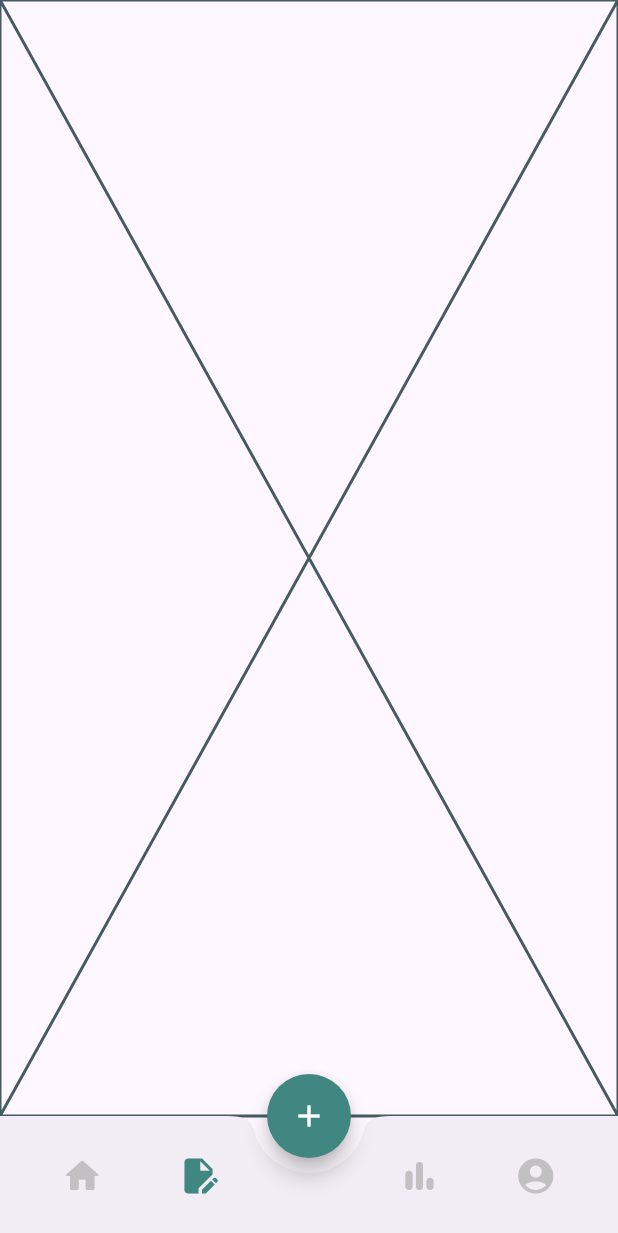
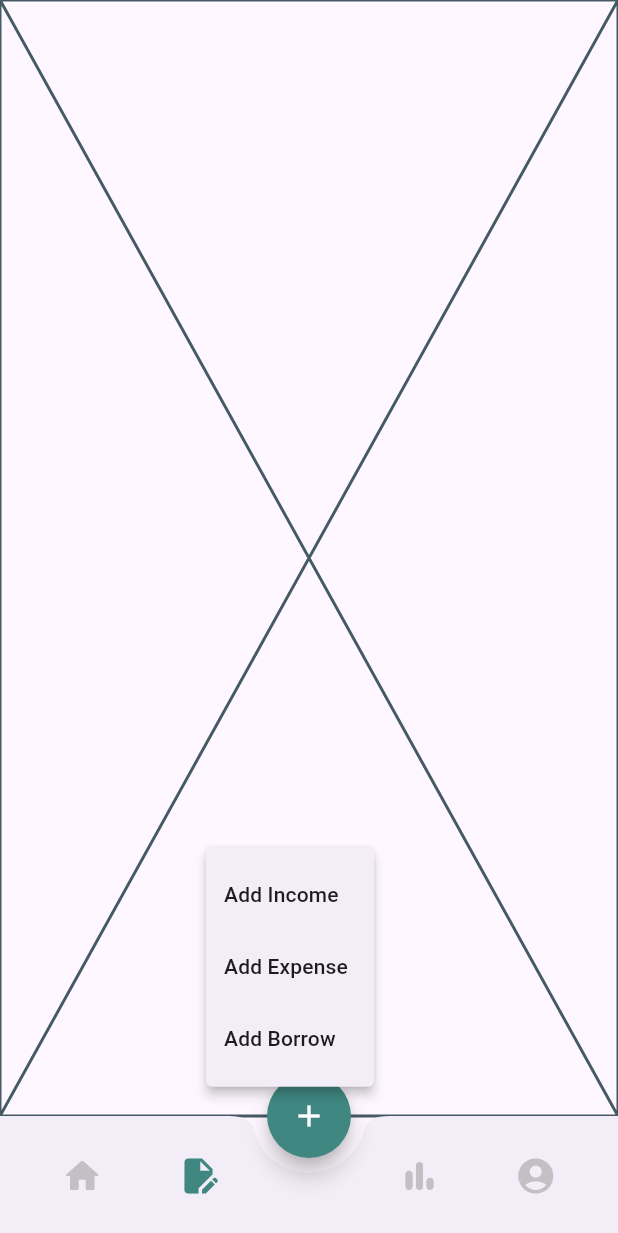
Before and after one commit to mdbappy21/Expense_Income, a Flutter app: the screen it shows after launch, item 2 of the bottom bar chosen, after a tap on the "add" icon, on a phone screen of 412 x 824 dp. Shown: the top 1233 px of the screen. Run offline on Flutter 3.47's test engine with Material 3 defaults, Android fonts, the phone set to English and light mode, and no system bars; our stand-ins replace get.

Commit message:
add income expense borrow design

```diff
--- a/lib/app.dart
+++ b/lib/app.dart
@@ -1,17 +1,46 @@
 import 'package:expense_income/presentation/ui/screen/main_bottom_nav_bar.dart';
 import 'package:flutter/material.dart';
+import 'package:get/get.dart';
+
+import 'presentation/ui/utils/app_colors.dart';
 
 class ExpenseIncome extends StatelessWidget {
   const ExpenseIncome({super.key});
 
   @override
   Widget build(BuildContext context) {
-    return MaterialApp(
+    return GetMaterialApp(
       debugShowCheckedModeBanner: false,
-      theme: ThemeData(
-        colorScheme: .fromSeed(seedColor: Colors.deepPurple),
-      ),
+      theme: _lightThemeData(),
       home: MainBottomNavBar(),
     );
   }
+
+  ThemeData _lightThemeData() => ThemeData(
+      brightness: Brightness.light,
+      inputDecorationTheme: InputDecorationTheme(
+        border: _outlineInputBorder(),
+        enabledBorder: _outlineInputBorder(Colors.teal),
+        filled: true,
+        fillColor: Colors.transparent,
+        focusedBorder: _outlineInputBorder(Colors.orange),
+        errorBorder: _outlineInputBorder(Colors.red),
+        hintStyle: const TextStyle(fontWeight: FontWeight.w400),
+      ),
+      elevatedButtonTheme: ElevatedButtonThemeData(
+        style: ElevatedButton.styleFrom(
+          backgroundColor: Colors.teal,
+          foregroundColor: Colors.black,
+          shape: RoundedRectangleBorder(borderRadius: BorderRadius.circular(24)),
+          fixedSize: const Size(double.maxFinite, 50),
+        ),
+      ),
+  );
+
+  OutlineInputBorder _outlineInputBorder([Color? color]) {
+    return OutlineInputBorder(
+      borderSide: BorderSide(color: color ?? AppColors.themeColor, width: 1.2),
+      borderRadius: BorderRadius.circular(8),
+    );
+  }
 }
--- a/lib/presentation/ui/screen/main_bottom_nav_bar.dart
+++ b/lib/presentation/ui/screen/main_bottom_nav_bar.dart
@@ -1,9 +1,13 @@
+import 'package:expense_income/presentation/ui/screen/add_borrow_screen.dart';
+import 'package:expense_income/presentation/ui/screen/add_expense_screen.dart';
+import 'package:expense_income/presentation/ui/screen/add_income_screen.dart';
 import 'package:expense_income/presentation/ui/screen/home_screen.dart';
 import 'package:expense_income/presentation/ui/screen/note_screen.dart';
 import 'package:expense_income/presentation/ui/screen/profile_screen.dart';
 import 'package:expense_income/presentation/ui/screen/statistics_screen.dart';
 import 'package:expense_income/presentation/ui/utils/app_colors.dart';
 import 'package:flutter/material.dart';
+import 'package:get/get.dart';
 
 class MainBottomNavBar extends StatefulWidget {
   const MainBottomNavBar({super.key});
@@ -29,8 +33,9 @@ class _MainBottomNavBarState extends State<MainBottomNavBar> {
 
       // Center Floating Button
       floatingActionButton: FloatingActionButton(
-        onPressed: () {},
-        //todo on press FAB
+        onPressed:(){
+          _onTapFAB(context);
+        } ,
         backgroundColor: AppColors.themeColor,
         shape: const CircleBorder(),
         child: const Icon(Icons.add, size: 24, color: Colors.white),
@@ -78,4 +83,39 @@ class _MainBottomNavBarState extends State<MainBottomNavBar> {
       ),
     );
   }
+
+  void _onTapFAB(BuildContext context) async {
+    final size = MediaQuery.of(context).size;
+    final selected = await showMenu<String>(
+      context: context,
+      position: RelativeRect.fromLTRB(
+        size.width / 3,
+        size.height*.685,
+        size.width / 3,
+        0,
+      ),
+      items: [
+        const PopupMenuItem(
+          value: 'income',
+          child: Text('Add Income'),
+        ),
+        const PopupMenuItem(
+          value: 'expense',
+          child: Text('Add Expense'),
+        ),
+        const PopupMenuItem(
+          value: 'borrow',
+          child: Text('Add Borrow'),
+        ),
+      ],
+    );
+
+    if (selected == 'income') {
+      Get.to(()=>AddIncomeScreen());
+    } else if (selected == 'expense') {
+      Get.to(()=>AddExpenseScreen());
+    }else if (selected == 'borrow') {
+      Get.to(()=>AddBorrowScreen());
+    }
+  }
 }
--- a/pubspec.yaml
+++ b/pubspec.yaml
@@ -13,6 +13,8 @@ dependencies:
     sdk: flutter
 
   cupertino_icons: ^1.0.8
+  get: ^4.7.3
+  intl: ^0.20.2
 
 dev_dependencies:
   flutter_test:
```
Also changed, not shown: lib/presentation/ui/screen/add_borrow_screen.dart (added, +184 -0 lines), lib/presentation/ui/screen/add_expense_screen.dart (added, +156 -0 lines), lib/presentation/ui/screen/add_income_screen.dart (added, +155 -0 lines), pubspec.lock.
